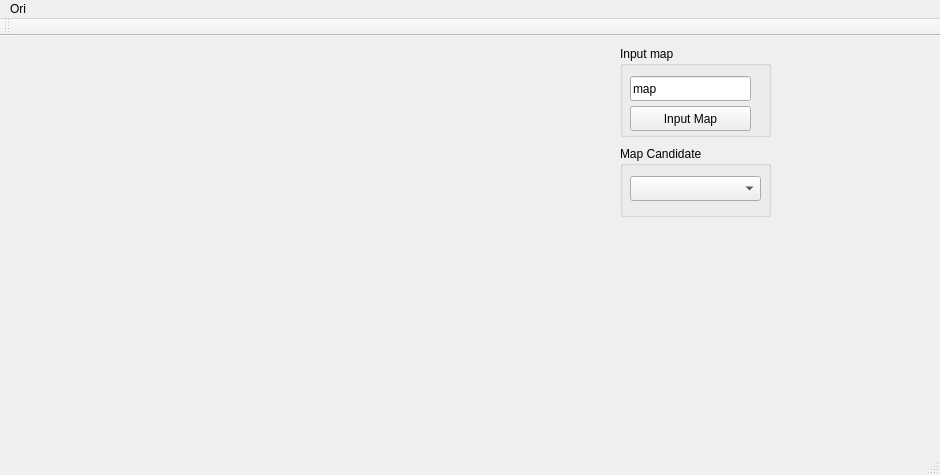
StumboEugen/topology_map, file include/topo/UI/topoui.ui: the form before one commit.
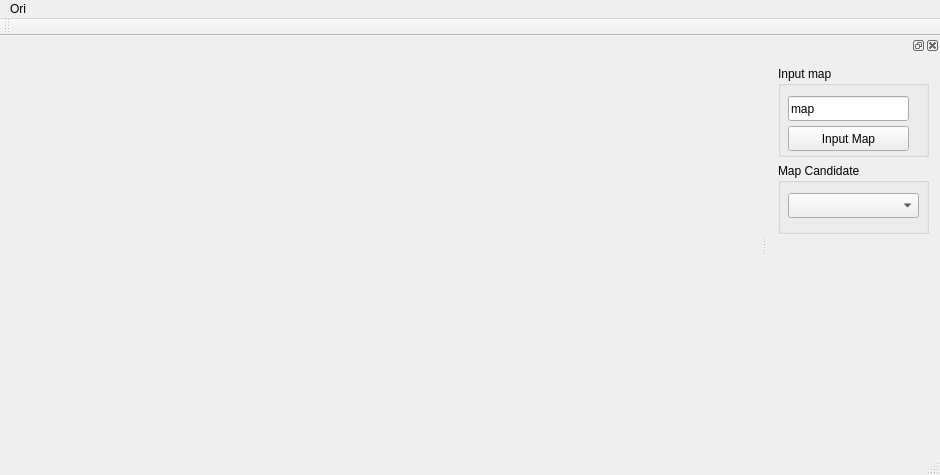
The form after the commit.

Commit message: improve the layout for more development

Patch:
```diff
--- a/include/topo/UI/topoui.ui
+++ b/include/topo/UI/topoui.ui
@@ -19,15 +19,51 @@
   <property name="windowTitle">
    <string>TopoUI</string>
   </property>
-  <widget class="QWidget" name="centralWidget">
+  <widget class="QWidget" name="centralWidget"/>
+  <widget class="QMenuBar" name="menuBar">
+   <property name="geometry">
+    <rect>
+     <x>0</x>
+     <y>0</y>
+     <width>940</width>
+     <height>22</height>
+    </rect>
+   </property>
+   <widget class="QMenu" name="menuOri">
+    <property name="title">
+     <string>Ori</string>
+    </property>
+   </widget>
+   <addaction name="menuOri"/>
+  </widget>
+  <widget class="QToolBar" name="mainToolBar">
+   <attribute name="toolBarArea">
+    <enum>TopToolBarArea</enum>
+   </attribute>
+   <attribute name="toolBarBreak">
+    <bool>false</bool>
+   </attribute>
+  </widget>
+  <widget class="QStatusBar" name="statusBar"/>
+  <widget class="QDockWidget" name="dockWidget_2">
+   <attribute name="dockWidgetArea">
+    <number>2</number>
+   </attribute>
+   <widget class="QWidget" name="dockWidgetContents_3">
+    <layout class="QGridLayout" name="gridLayout">
+     <item row="0" column="0">
    <widget class="QGroupBox" name="groupBox">
-    <property name="geometry">
-     <rect>
-      <x>620</x>
-      <y>10</y>
+       <property name="minimumSize">
+        <size>
       <width>151</width>
       <height>91</height>
-     </rect>
+        </size>
+       </property>
+       <property name="maximumSize">
+        <size>
+         <width>151</width>
+         <height>91</height>
+        </size>
     </property>
     <property name="title">
      <string>Input map</string>
@@ -65,14 +101,33 @@
      </property>
     </widget>
    </widget>
+     </item>
+     <item row="2" column="0">
+      <spacer name="verticalSpacer">
+       <property name="orientation">
+        <enum>Qt::Vertical</enum>
+       </property>
+       <property name="sizeHint" stdset="0">
+        <size>
+         <width>20</width>
+         <height>40</height>
+        </size>
+       </property>
+      </spacer>
+     </item>
+     <item row="1" column="0">
    <widget class="QGroupBox" name="groupBox_2">
-    <property name="geometry">
-     <rect>
-      <x>620</x>
-      <y>110</y>
+       <property name="minimumSize">
+        <size>
       <width>151</width>
       <height>71</height>
-     </rect>
+        </size>
+       </property>
+       <property name="maximumSize">
+        <size>
+         <width>151</width>
+         <height>71</height>
+        </size>
     </property>
     <property name="title">
      <string>Map Candidate</string>
@@ -88,32 +143,10 @@
      </property>
     </widget>
    </widget>
-  </widget>
-  <widget class="QMenuBar" name="menuBar">
-   <property name="geometry">
-    <rect>
-     <x>0</x>
-     <y>0</y>
-     <width>940</width>
-     <height>22</height>
-    </rect>
-   </property>
-   <widget class="QMenu" name="menuOri">
-    <property name="title">
-     <string>Ori</string>
-    </property>
-   </widget>
-   <addaction name="menuOri"/>
-  </widget>
-  <widget class="QToolBar" name="mainToolBar">
-   <attribute name="toolBarArea">
-    <enum>TopToolBarArea</enum>
-   </attribute>
-   <attribute name="toolBarBreak">
-    <bool>false</bool>
-   </attribute>
-  </widget>
-  <widget class="QStatusBar" name="statusBar"/>
+     </item>
+    </layout>
+   </widget>
+  </widget>
  </widget>
  <layoutdefault spacing="6" margin="11"/>
  <resources/>
```
Lines whose indentation alone changed are shown as unchanged. The commit also changes 2 other files.
